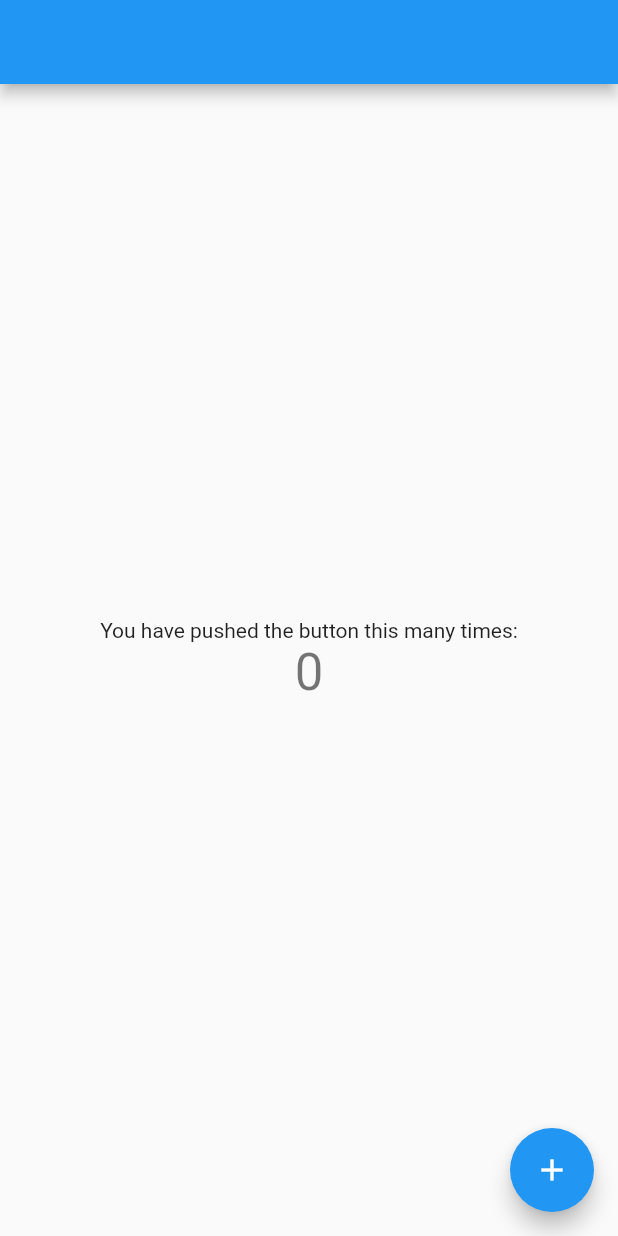
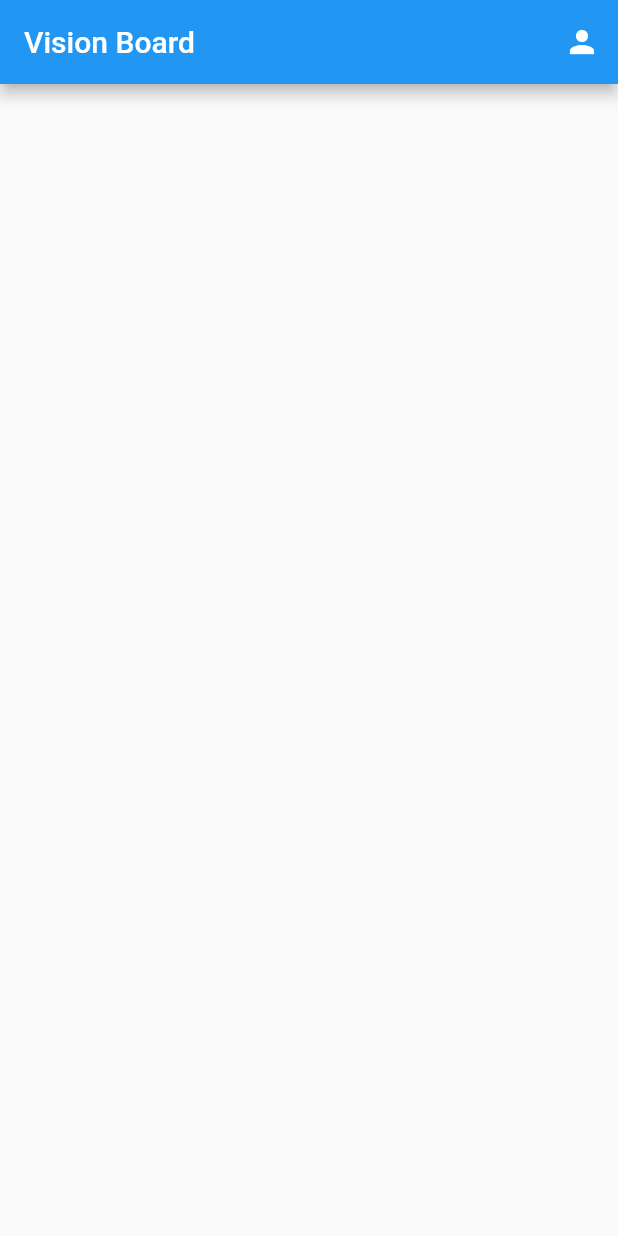
Before and after one commit to patrycjakoscielniak/bullet_journal, a Flutter app: the screen it shows once a user with an empty profile is signed in, on a phone screen of 412 x 824 dp. Run offline on Flutter 3.47's test engine with Material 2 defaults, Android fonts, the phone set to English and light mode, and no system bars; our stand-ins replace cloud_firestore, firebase_auth, firebase_core; missing offline and left inert: firebase_ui_auth; accounts and stored records are empty.

Commit message:
Add sign out screen

```diff
--- a/lib/features/auth/auth_gate.dart
+++ b/lib/features/auth/auth_gate.dart
@@ -1,5 +1,6 @@
 import 'package:firebase_auth/firebase_auth.dart';
 import 'package:flutter/material.dart';
+import 'package:firebase_ui_auth/firebase_ui_auth.dart';
 
 import '../home/home_page.dart';
 
@@ -13,15 +14,10 @@ class AuthGate extends StatelessWidget {
       initialData: FirebaseAuth.instance.currentUser,
       builder: (context, snapshot) {
         if (!snapshot.hasData) {
-          return Scaffold(
-            appBar: AppBar(
-              title: const Text('Log in screen'),
-            ),
-          );
+          return const SignInScreen();
         }
-        return const MyHomePage(
-          //currentUser: snapshot.data!,
-          title: '',
+        return HomePage(
+          currentUser: snapshot.data!,
         );
       },
     );
--- a/lib/features/home/home_page.dart
+++ b/lib/features/home/home_page.dart
@@ -1,47 +1,34 @@
+import 'package:cloud_firestore/cloud_firestore.dart';
+import 'package:firebase_auth/firebase_auth.dart';
 import 'package:flutter/material.dart';
 
-class MyHomePage extends StatefulWidget {
-  const MyHomePage({super.key, required this.title});
+import '../auth/user_profile.dart';
 
-  final String title;
+class HomePage extends StatelessWidget {
+  HomePage({
+    Key? key,
+    required this.currentUser,
+  }) : super(key: key);
 
-  @override
-  State<MyHomePage> createState() => _MyHomePageState();
-}
+  final User currentUser;
 
-class _MyHomePageState extends State<MyHomePage> {
-  int _counter = 0;
-
-  void _incrementCounter() {
-    setState(() {
-      _counter++;
-    });
-  }
+  final usersQuery =
+      FirebaseFirestore.instance.collection('users').orderBy('displayName');
 
   @override
   Widget build(BuildContext context) {
+    //debugPrint(AppLocalizations.of(context)!.helloWorld):
     return Scaffold(
       appBar: AppBar(
-        title: Text(widget.title),
-      ),
-      body: Center(
-        child: Column(
-          mainAxisAlignment: MainAxisAlignment.center,
-          children: <Widget>[
-            const Text(
-              'You have pushed the button this many times:',
-            ),
-            Text(
-              '$_counter',
-              style: Theme.of(context).textTheme.headlineMedium,
-            ),
-          ],
-        ),
-      ),
-      floatingActionButton: FloatingActionButton(
-        onPressed: _incrementCounter,
-        tooltip: 'Increment',
-        child: const Icon(Icons.add),
+        title: const Text('Vision Board'),
+        actions: [
+          IconButton(
+              onPressed: () {
+                Navigator.of(context).push(MaterialPageRoute(
+                    builder: ((context) => const UserProfileScreen())));
+              },
+              icon: const Icon(Icons.person))
+        ],
       ),
     );
   }
--- a/lib/main.dart
+++ b/lib/main.dart
@@ -1,4 +1,5 @@
 import 'package:firebase_core/firebase_core.dart';
+import 'package:firebase_ui_auth/firebase_ui_auth.dart';
 import 'package:flutter/material.dart';
 import 'package:my_bullet_journal/firebase_options.dart';
 
@@ -10,6 +11,7 @@ void main() async {
   await Firebase.initializeApp(
     options: DefaultFirebaseOptions.currentPlatform,
   );
+  FirebaseUIAuth.configureProviders([EmailAuthProvider()]);
   runApp(const MyApp());
 }
 
--- a/pubspec.yaml
+++ b/pubspec.yaml
@@ -37,8 +37,8 @@ dependencies:
   cupertino_icons: ^1.0.2
   firebase_core: ^2.10.0
   firebase_auth: ^4.4.2
-
   cloud_firestore: ^4.5.3
+  firebase_ui_auth: ^1.2.4
 
 dev_dependencies:
   flutter_test:
```
Also changed, not shown: lib/features/auth/user_profile.dart (added, +23 -0 lines), pubspec.lock, 7 other files.
